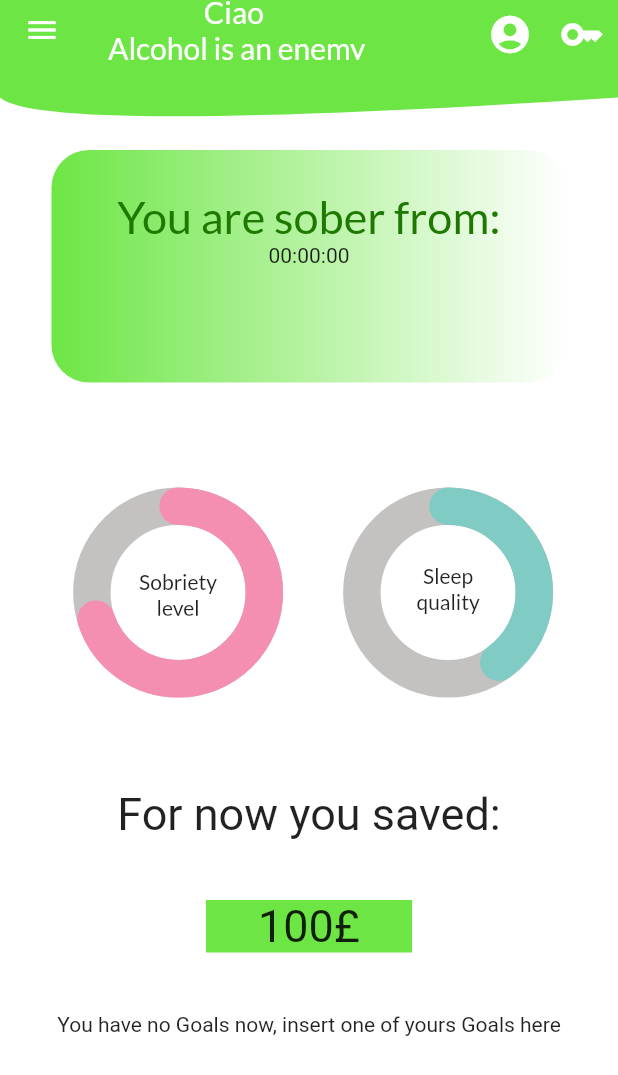
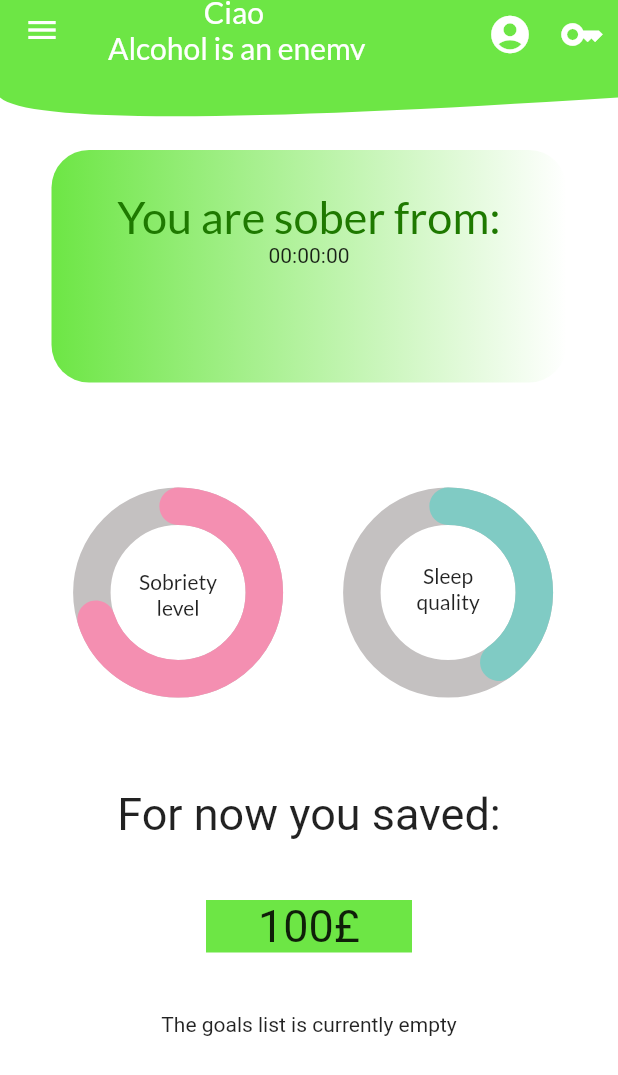
Before and after one commit to paologeroin/pim_group, a Flutter app: the HomePage screen opened directly, on a phone screen of 412 x 824 dp. Shown: the top 1075 px of the screen. Run offline on Flutter 3.47's test engine with Material 2 defaults, Android fonts, the phone set to English and light mode, and no system bars; drawn by our look-alikes of percent_indicator; our stand-ins replace charts_flutter, dio, dropdown_button2, floor, flutter_login, google_fonts and 6 more; missing offline and left inert: graphic; accounts and stored records are empty; generated files the repository leaves out were written again; network calls fail.

Commit message:
add Database for the object goals

```diff
--- a/project/lib/models/db_sleep.dart
+++ b/project/lib/models/db_sleep.dart
@@ -1,6 +1,8 @@
 //Imports that are necessary to the code generator of floor
 import 'dart:async';
 import 'package:floor/floor.dart';
+import 'package:pim_group/models/daos/goalsDao.dart';
+import 'package:pim_group/models/entities/goals.dart';
 import 'package:pim_group/models/typeConverters/dateTimeConverter.dart';
 import 'package:sqflite/sqflite.dart' as sqflite;
 import 'package:pim_group/models/daos/daos.dart';
@@ -14,11 +16,12 @@ part 'db_sleep.g.dart'; // the generated code will be there
 //We also added a TypeConverter to manage the DateTime of a Meal entry, since DateTimes are not natively
 //supported by Floor.
 @TypeConverters([DateTimeConverter])
-@Database(version: 5, entities: [Drink, Sleep, Levels, Data])
+@Database(version: 5, entities: [Drink, Sleep, Levels, Data, Goal])
 abstract class AppDatabase extends FloorDatabase {
   //Add all the daos as getters here
   DrinkDao get drinkDao;
   SleepDao get sleepDao;
   LevelsDao get levelDao;
   DataDao get dataDao;
+  GoalDao get goalDao;
 }//AppDatabase
--- /dev/null
+++ b/project/lib/models/entities/goals.dart
@@ -0,0 +1,26 @@
+import 'package:floor/floor.dart';
+
+//Here, we are saying to floor that this is a class that defines an entity
+@entity
+class Goal {
+  //id will be the primary key of the table. Moreover, it will be autogenerated.
+  //id is nullable since it is autogenerated.
+  @PrimaryKey(autoGenerate: true)
+  final int? id;
+
+  //goalName
+  final String name;
+
+  // money of the goal
+  final double money;
+
+  //When the goal is inserted
+  DateTime dateTime;
+
+  //Constructor
+  Goal(
+      {this.id,
+      required this.name,
+      required this.money,
+      required this.dateTime});
+} //Goal
--- a/project/lib/models/goals/goalProvider.dart
+++ b/project/lib/models/goals_daeliminare/goalProvider.dart
@@ -1,5 +1,5 @@
 import 'package:flutter/material.dart';
-import 'package:pim_group/models/goals/goalDB.dart';
+import 'package:pim_group/models/goals_daeliminare/goalDB.dart';
 
 //This class GoalDB extends ChangeNotifier.
 //It will act as data repository for the goals and will be shared thorugh the application.
--- a/project/lib/pages/HomePage.dart
+++ b/project/lib/pages/HomePage.dart
@@ -1,11 +1,11 @@
 import 'dart:async';
 import 'package:flutter/material.dart';
 import 'package:material_design_icons_flutter/material_design_icons_flutter.dart';
-import 'package:pim_group/models/goals/goalProvider.dart';
 import 'package:pim_group/pages/LoginPage.dart';
 import 'package:pim_group/pages/TokenPage.dart';
 import 'package:provider/provider.dart';
 import 'package:shared_preferences/shared_preferences.dart';
+import '../models/entities/goals.dart';
 import 'AboutPage.dart';
 import 'SettingsPage.dart';
 import 'package:quickalert/quickalert.dart';
@@ -59,7 +59,6 @@ class _HomePage extends State<HomePage> {
       fullname = prefs.getString('fullname') ?? '';
     });
   }
-
 
   format(Duration d) => d.toString().split('.').first.padLeft(8, "0");
 
@@ -359,48 +358,36 @@ class _HomePage extends State<HomePage> {
                 Center(
                   //We are using a Consumer because we want that the UI showing
                   //the list of goals to rebuild every time the Goal DB updates.
-                  child: Consumer<GoalProvider>(
-                    builder: (context, goalProvider, child) {
-                      //If the list of goals is empty, show a simple Text, otherwise show the list of goals using a ListView.
-                      return goalProvider.goals.isEmpty
+                  child: Consumer<AppDatabaseRepository>(
+                    builder: (context, goal, child) {
+                      return FutureBuilder(
+                        initialData: null,
+                        future: goal.findAllGoals(),
+                        builder: (context, snapshot) {
+                          if (snapshot.hasData) {
+                            final data = snapshot.data as List<Goal>;
+                            //If the Goal table is empty, show a simple Text, otherwise show the list of goals using a ListView.
+                            return data.length == 0
                                 ? const Text(
-                              'You have no Goals now, insert one of yours Goals here')
-                          : Card(
-                              child: Column(
-                                children: <Widget>[
-                                  ListTile(
-                                    leading: Icon(MdiIcons.flag),
-                                    trailing: Icon(MdiIcons.noteEdit),
-                                    title:
-                                        Text('${goalProvider.goals[0].name}'),
+                                    'The goals list is currently empty')
+                                :
+                                //Here, we are using a Card to show a Meal
+                                Card(
+                                    elevation: 5,
+                                    child: ListTile(
+                                      leading: const Icon(MdiIcons.flag),
+                                      trailing: const Icon(MdiIcons.noteEdit),
+                                      title: Text(data[0].name),
                                       subtitle: Text(
-                                        'objective to reach: ${goalProvider.goals[0].money} €'),
+                                          'objective to reach: ${data[0].money} €'),
                                     ),
-                                  Column(
-                                    mainAxisAlignment: MainAxisAlignment.center,
-                                    children: <Widget>[
-                                      Padding(
-                                        padding: EdgeInsets.all(15),
-                                        child: LinearPercentIndicator(
-                                          width:
-                                              330, //MediaQuery.of(context).size.width = 50,
-                                          animation: true,
-                                          lineHeight: 30.0,
-                                          animationDuration: 2500,
-                                          percent:
-                                              0.8, // percent: $soldi_risparmiati / ${goalDB.goals[mealIndex].money}
-                                          center: Text(
-                                              "80 %"), // center: Text($soldi_risparmiati / ${goalDB.goals[mealIndex].money}) QUANDO AVREMO I DATI
-                                          // barRadius: Radius.circular(15),
-                                          // backgroundColor: Colors.grey,
-                                          progressColor:
-                                              Color.fromARGB(255, 109, 230, 69),
-                                        ),
-                                      ),
-                                    ],
-                                  ),
-                                ],
-                              ),
+                                    // andrebbe qua
+                                  );
+                          } //if
+                          else {
+                            return const CircularProgressIndicator();
+                          } //else
+                        }, //FutureBuilder builder
                       );
                     },
                   ),
@@ -445,7 +432,9 @@ class RoundShape extends CustomClipper<Path> {
 }
 
 Future<DateTime> lastDrink(BuildContext context) async {
-  List<Drink> lastDrinks = await Provider.of<AppDatabaseRepository>(context, listen: false).findMostRecentDrink();
+  List<Drink> lastDrinks =
+      await Provider.of<AppDatabaseRepository>(context, listen: false)
+          .findMostRecentDrink();
   DateTime lastDrinkDate = lastDrinks.last.dateTime;
   print(lastDrinkDate);
   return lastDrinkDate;
```
Also changed, not shown: project/lib/main.dart (+2 -8 lines), project/lib/models/daos/goalsDao.dart (added, +27 -0 lines), project/lib/models/repo/app_repository.dart (+44 -15 lines), project/lib/pages/GoalsPage.dart (+35 -40 lines), project/lib/pages/Inizializegoals.dart (+47 -23 lines), project/lib/models/db_sleep.g.dart, project/lib/models/goals_daeliminare/goalDB.dart (renamed from project/lib/models/goals/goalDB.dart), project/pubspec.lock. Lines whose indentation alone changed are shown as unchanged.
